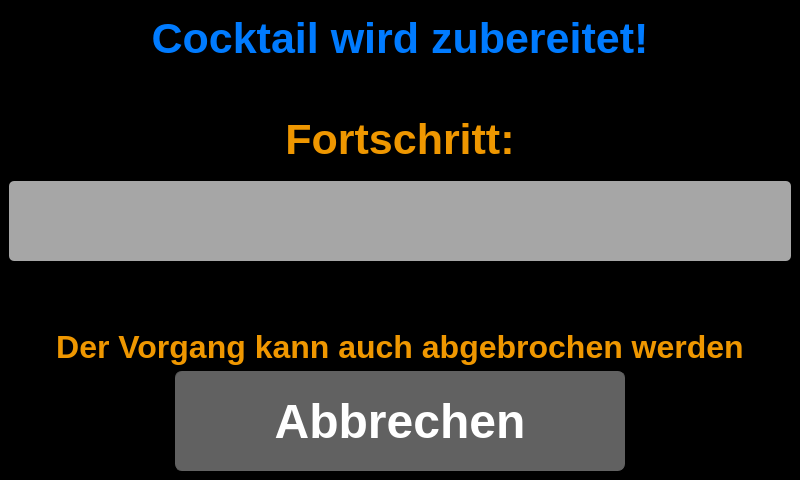
Old version of the form ui_elements/progressbarwindow.ui in the repository AndreWohnsland/CocktailBerry.
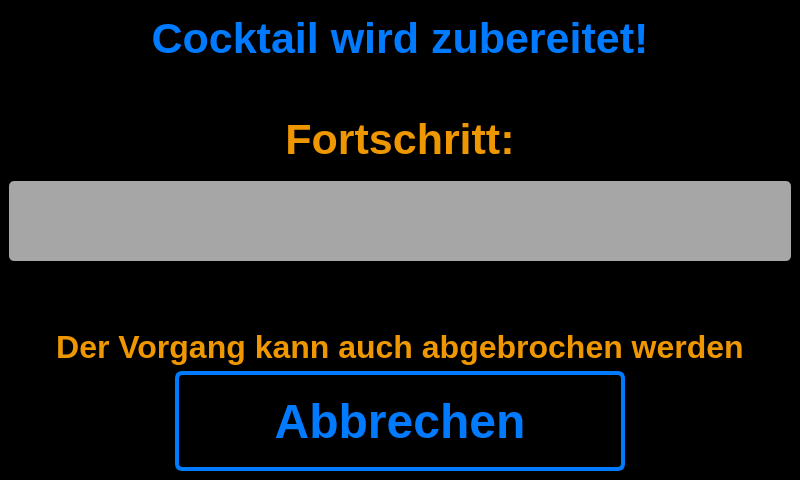
New version of the form.

Patch:
```diff
--- a/ui_elements/progressbarwindow.ui
+++ b/ui_elements/progressbarwindow.ui
@@ -43,10 +43,10 @@
 }
 
 QPushButton {
-	background-color: rgb(97, 97, 97);
-	color: rgb(255, 255, 255);
-    border-width: 1px;
-	border-color: rgb(97, 97, 97);
+	background-color: rgb(0, 0, 0);
+	color: (0, 123, 255);
+    border-width: 4px;
+	border-color: rgb(0, 123, 255);
 	border-style: solid;
 	border-radius: 7;
 	padding: 3px;
@@ -54,10 +54,10 @@
 	padding-right: 5px;
 }
 
-QPushButton:checked
+QPushButton:pressed
 {
-	color: rgb(255, 255, 255);	
-	background-color: rgb(0, 123, 255);
+	color: rgb(239, 151, 0);	
+	border-color: rgb(239, 151, 0);
 }
 
 QProgressBar
```
Left out of the diff: 2 changed lines with no effect on the pictures.
